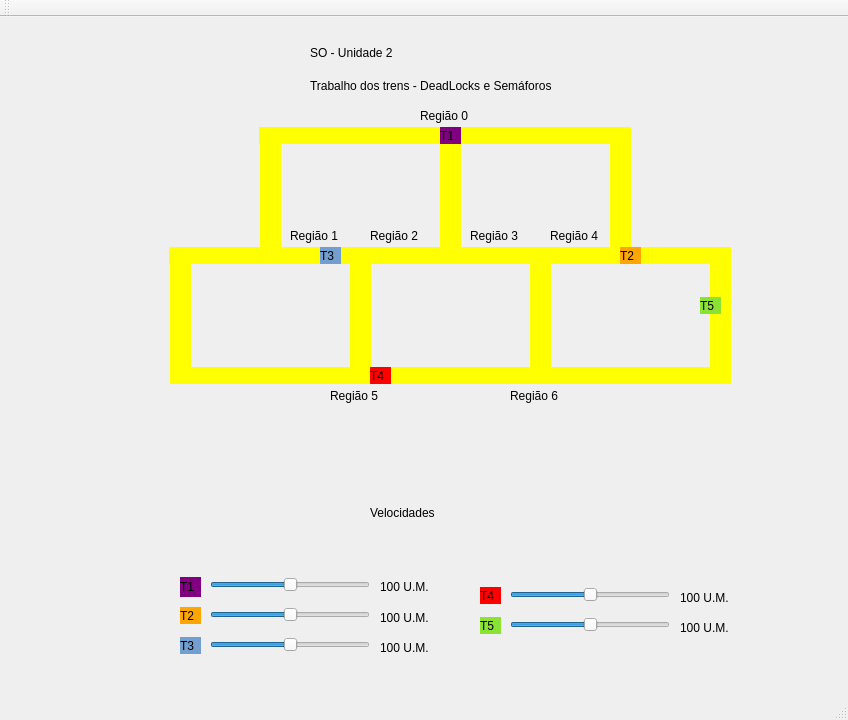
Before: the Qt Designer form mainwindow.ui in TwoDotS2/s_o-trabalho_02-trens, drawn with Qt 5.
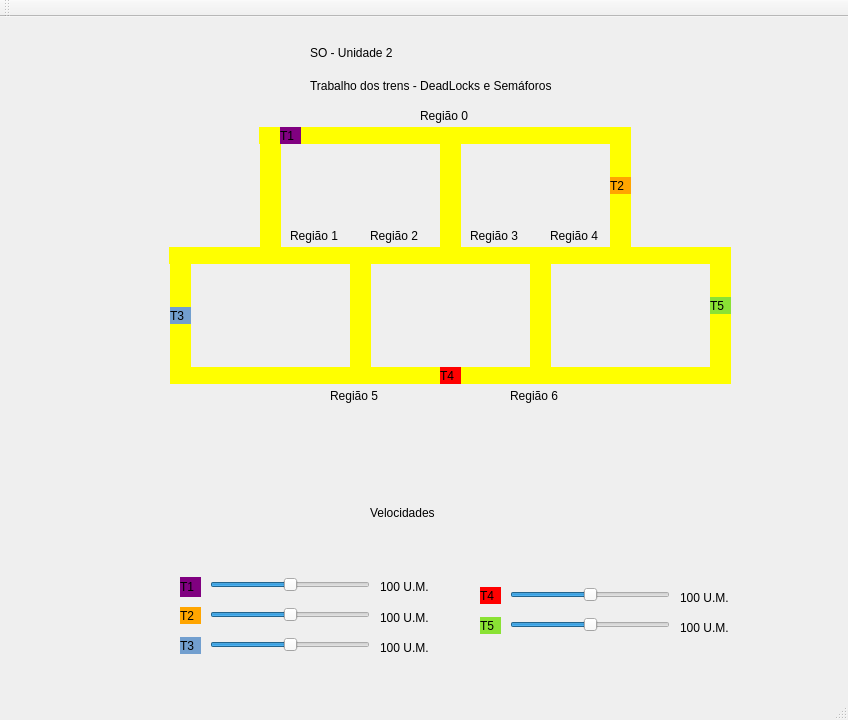
After: the same form once the commit is applied.

Patch:
```diff
--- a/mainwindow.ui
+++ b/mainwindow.ui
@@ -17,7 +17,7 @@
    <widget class="QLabel" name="label_trem1">
     <property name="geometry">
      <rect>
-      <x>440</x>
+      <x>280</x>
       <y>110</y>
       <width>21</width>
       <height>17</height>
@@ -116,8 +116,8 @@
    <widget class="QLabel" name="label_trem2">
     <property name="geometry">
      <rect>
-      <x>620</x>
-      <y>230</y>
+      <x>610</x>
+      <y>160</y>
       <width>21</width>
       <height>17</height>
      </rect>
@@ -212,8 +212,8 @@
    <widget class="QLabel" name="label_trem3">
     <property name="geometry">
      <rect>
-      <x>320</x>
-      <y>230</y>
+      <x>170</x>
+      <y>290</y>
       <width>21</width>
       <height>17</height>
      </rect>
@@ -228,7 +228,7 @@
    <widget class="QLabel" name="label_trem4">
     <property name="geometry">
      <rect>
-      <x>370</x>
+      <x>440</x>
       <y>350</y>
       <width>21</width>
       <height>17</height>
@@ -244,7 +244,7 @@
    <widget class="QLabel" name="label_trem5">
     <property name="geometry">
      <rect>
-      <x>700</x>
+      <x>710</x>
       <y>280</y>
       <width>21</width>
       <height>17</height>
```
